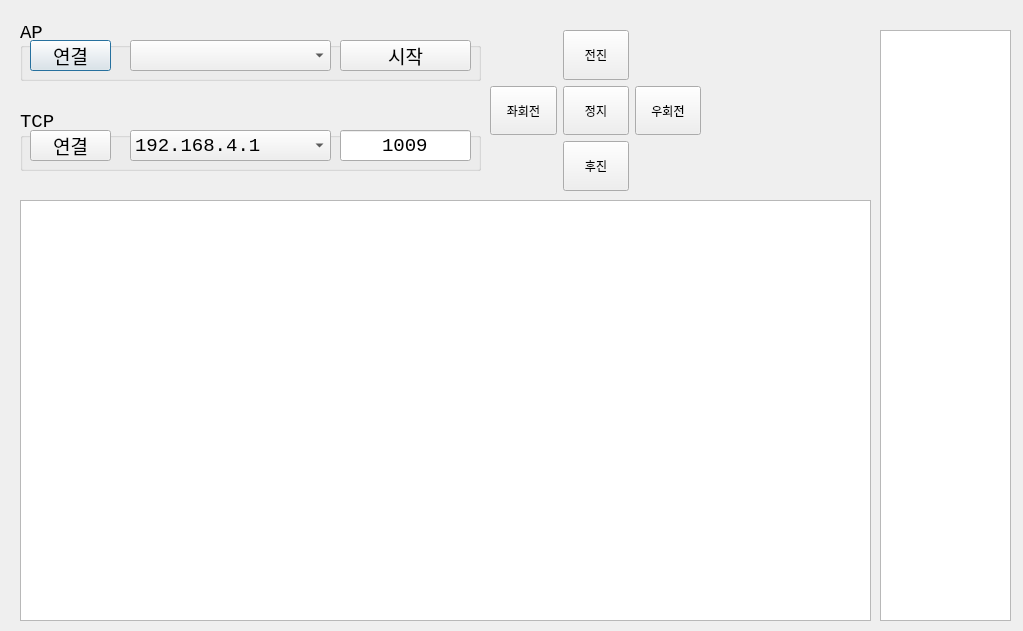
Old version of the form QT/QT_WiFi/sonarCar.ui in the repository Lcooldong/Python_Study.
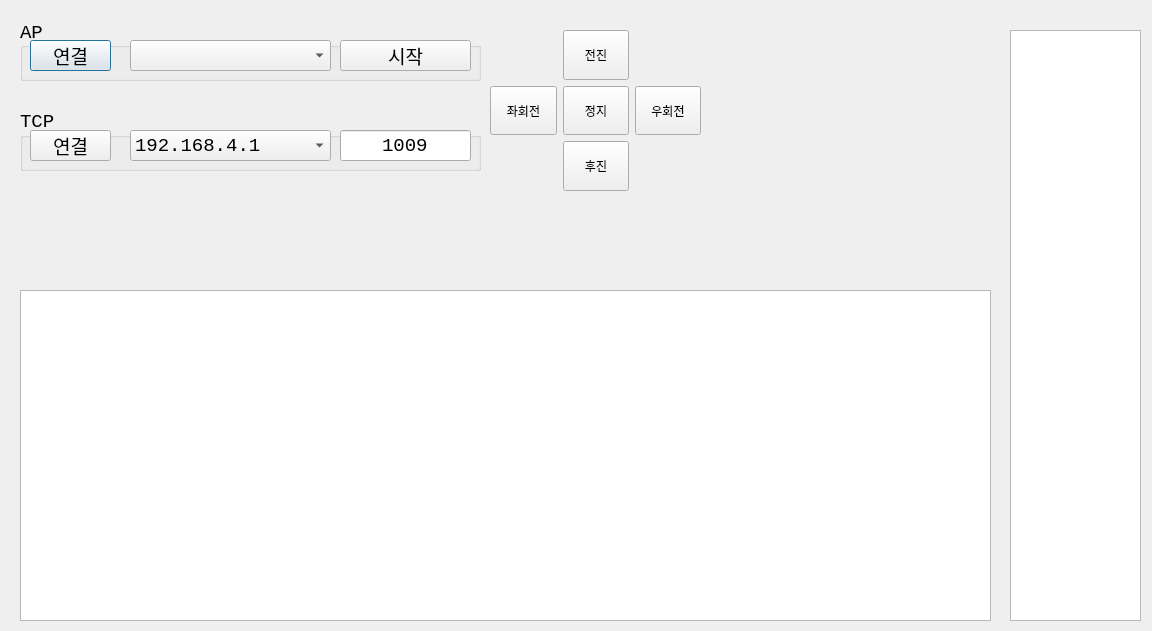
New version of the form. Custom widgets are drawn as their Qt base class.

The edit to the form file:
```diff
--- a/QT/QT_WiFi/sonarCar.ui
+++ b/QT/QT_WiFi/sonarCar.ui
@@ -6,7 +6,7 @@
    <rect>
     <x>0</x>
     <y>0</y>
-    <width>1023</width>
+    <width>1152</width>
     <height>631</height>
    </rect>
   </property>
@@ -226,26 +226,26 @@
    <property name="geometry">
     <rect>
      <x>20</x>
-     <y>200</y>
-     <width>851</width>
-     <height>421</height>
+     <y>290</y>
+     <width>971</width>
+     <height>331</height>
     </rect>
    </property>
   </widget>
   <widget class="QWidget" name="widget" native="true">
    <property name="geometry">
     <rect>
-     <x>710</x>
+     <x>730</x>
      <y>30</y>
-     <width>161</width>
-     <height>161</height>
+     <width>261</width>
+     <height>231</height>
     </rect>
    </property>
   </widget>
   <widget class="QTextEdit" name="textEdit">
    <property name="geometry">
     <rect>
-     <x>880</x>
+     <x>1010</x>
      <y>30</y>
      <width>131</width>
      <height>591</height>
```
Left out of the diff: 4 changed lines with no effect on the pictures.
